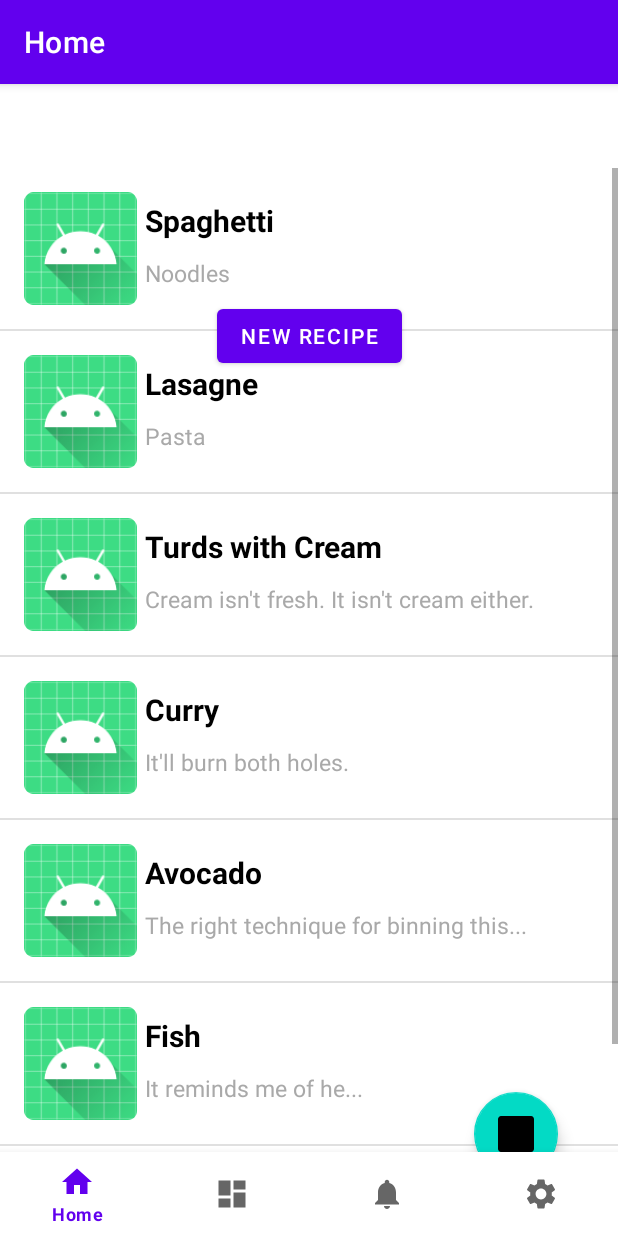
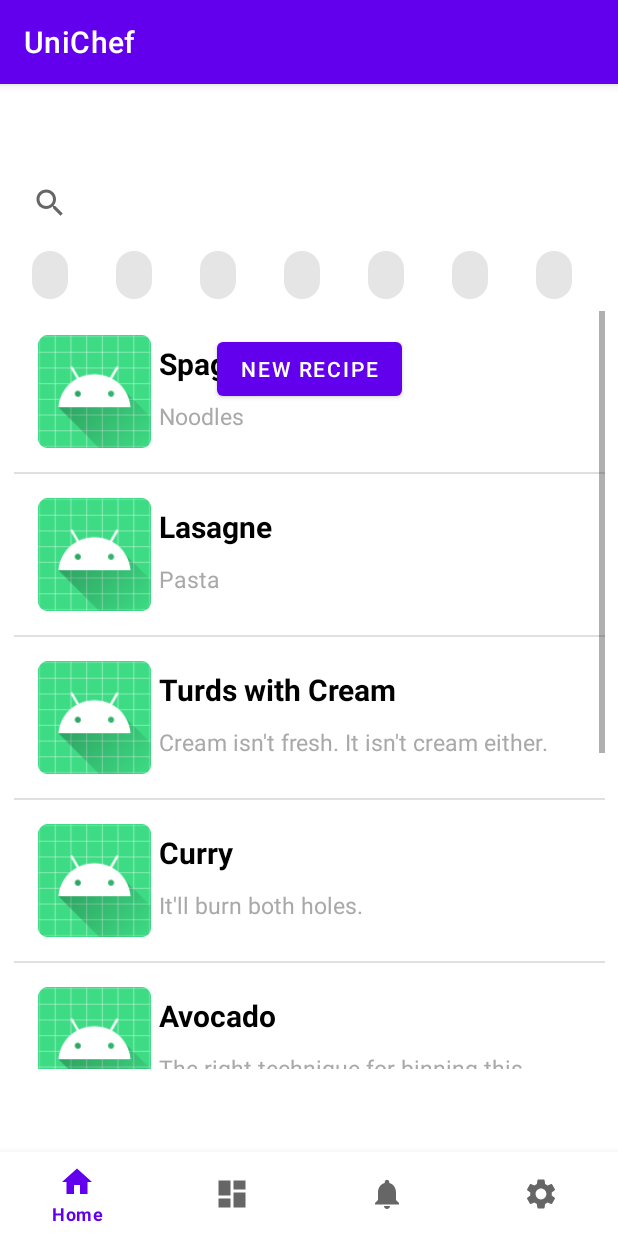
Before and after one commit to ChrisHo02/UniChef, an Android app: the HomeFragment screen opened directly, with no data from a screen before it, on a phone screen of 412 x 824 dp. Run offline under Robolectric (Android 15) with nearby library versions, the phone set to English and light mode, and no system bars; our stand-ins replace navigation-ui; 3 statements that could not run were skipped.

Commit message:
Added Search bar + Chips

```diff
--- a/UniChef/app/build.gradle
+++ b/UniChef/app/build.gradle
@@ -31,15 +31,15 @@
 dependencies {
 
     implementation 'androidx.appcompat:appcompat:1.2.0'
-    implementation 'com.google.android.material:material:1.2.1'
+    implementation 'com.google.android.material:material:1.3.0'
     implementation 'androidx.constraintlayout:constraintlayout:2.0.4'
     implementation 'androidx.vectordrawable:vectordrawable:1.1.0'
     implementation 'androidx.navigation:navigation-fragment:2.3.3'
     implementation 'androidx.navigation:navigation-ui:2.3.3'
-    implementation 'androidx.lifecycle:lifecycle-livedata-ktx:2.2.0'
-    implementation 'androidx.lifecycle:lifecycle-viewmodel-ktx:2.2.0'
+    implementation 'androidx.lifecycle:lifecycle-livedata-ktx:2.3.0'
+    implementation 'androidx.lifecycle:lifecycle-viewmodel-ktx:2.3.0'
     implementation 'androidx.preference:preference:1.1.1'
-    testImplementation 'junit:junit:4.+'
+    testImplementation 'junit:junit:4.13.2'
     androidTestImplementation 'androidx.test.ext:junit:1.1.2'
     androidTestImplementation 'androidx.test.espresso:espresso-core:3.3.0'
 }
--- /dev/null
+++ b/UniChef/app/src/main/java/com/example/unichef/models/Comment.java
@@ -0,0 +1,4 @@
+package com.example.unichef.models;
+
+public class Comment {
+}
--- /dev/null
+++ b/UniChef/app/src/main/java/com/example/unichef/models/Equipment.java
@@ -0,0 +1,4 @@
+package com.example.unichef.models;
+
+public class Equipment {
+}
--- /dev/null
+++ b/UniChef/app/src/main/java/com/example/unichef/models/Ingredient.java
@@ -0,0 +1,4 @@
+package com.example.unichef.models;
+
+public class Ingredient {
+}
--- /dev/null
+++ b/UniChef/app/src/main/java/com/example/unichef/models/Instruction.java
@@ -0,0 +1,4 @@
+package com.example.unichef.models;
+
+public class Instruction {
+}
--- /dev/null
+++ b/UniChef/app/src/main/java/com/example/unichef/models/Recipe.java
@@ -0,0 +1,4 @@
+package com.example.unichef.models;
+
+public class Recipe {
+}
--- /dev/null
+++ b/UniChef/app/src/main/java/com/example/unichef/models/Tag.java
@@ -0,0 +1,4 @@
+package com.example.unichef.models;
+
+public class Tag {
+}
--- /dev/null
+++ b/UniChef/app/src/main/java/com/example/unichef/models/User.java
@@ -0,0 +1,4 @@
+package com.example.unichef.models;
+
+public class User {
+}
--- a/UniChef/app/src/main/java/com/example/unichef/ui/home/HomeFragment.java
+++ b/UniChef/app/src/main/java/com/example/unichef/ui/home/HomeFragment.java
@@ -40,8 +40,6 @@
             }
         });*/
 
-        //listView = root.findViewById(R.id.listView);
-
         listView = root.findViewById(R.id.listView);
         listView.setOnItemClickListener(new AdapterView.OnItemClickListener() {
             @Override
@@ -50,12 +48,11 @@
             }
         });
 
-        MyAdapter adapter  = new MyAdapter(getActivity(), recipeTitle, recipeDescription);
+        MyAdapter adapter = new MyAdapter(getActivity(), recipeTitle, recipeDescription);
         listView.setAdapter(adapter);
 
         return root;
     }
-
 
     class MyAdapter extends ArrayAdapter<String>{
         Context context;
--- a/UniChef/app/src/main/res/layout/activity_main.xml
+++ b/UniChef/app/src/main/res/layout/activity_main.xml
@@ -1,10 +1,8 @@
 <?xml version="1.0" encoding="utf-8"?>
 <androidx.constraintlayout.widget.ConstraintLayout xmlns:android="http://schemas.android.com/apk/res/android"
     xmlns:app="http://schemas.android.com/apk/res-auto"
-    xmlns:tools="http://schemas.android.com/tools"
     android:layout_width="match_parent"
-    android:layout_height="match_parent"
-    android:paddingTop="?attr/actionBarSize">
+    android:layout_height="match_parent">
 
     <com.google.android.material.bottomnavigation.BottomNavigationView
         android:id="@+id/nav_view"
@@ -18,13 +16,13 @@
         app:layout_constraintRight_toRightOf="parent"
         app:menu="@menu/bottom_nav_menu" />
 
-    <fragment
+    <androidx.fragment.app.FragmentContainerView
         android:id="@+id/nav_host_fragment"
         android:name="androidx.navigation.fragment.NavHostFragment"
-        android:layout_width="match_parent"
-        android:layout_height="match_parent"
+        android:layout_width="394dp"
+        android:layout_height="601dp"
         app:defaultNavHost="true"
-        app:layout_constraintBottom_toTopOf="@id/nav_view"
+        app:layout_constraintBottom_toTopOf="@+id/nav_view"
         app:layout_constraintLeft_toLeftOf="parent"
         app:layout_constraintRight_toRightOf="parent"
         app:layout_constraintTop_toTopOf="parent"
--- a/UniChef/app/src/main/res/layout/fragment_dashboard.xml
+++ b/UniChef/app/src/main/res/layout/fragment_dashboard.xml
@@ -17,7 +17,6 @@
         app:layout_constraintBottom_toBottomOf="parent"
         app:layout_constraintEnd_toEndOf="parent"
         app:layout_constraintStart_toStartOf="parent"
-        app:layout_constraintTop_toTopOf="parent"
-        android:gravity="center_horizontal" />
+        app:layout_constraintTop_toTopOf="parent" />
 
 </androidx.constraintlayout.widget.ConstraintLayout>
--- a/UniChef/app/src/main/res/layout/fragment_home.xml
+++ b/UniChef/app/src/main/res/layout/fragment_home.xml
@@ -1,33 +1,92 @@
 <?xml version="1.0" encoding="utf-8"?>
-<LinearLayout
-    xmlns:android="http://schemas.android.com/apk/res/android"
-    xmlns:app="http://schemas.android.com/apk/res-auto"
+<LinearLayout xmlns:android="http://schemas.android.com/apk/res/android"
     xmlns:tools="http://schemas.android.com/tools"
     android:layout_width="match_parent"
     android:layout_height="match_parent"
+    android:orientation="vertical"
     tools:context=".ui.home.HomeFragment">
 
-    <FrameLayout
+    <SearchView
         android:layout_width="match_parent"
-        android:layout_height="match_parent">
+        android:layout_height="wrap_content">
+
+    </SearchView>
+
+    <HorizontalScrollView
+        android:layout_width="match_parent"
+        android:layout_height="wrap_content"
+        android:scrollbars="none">
+
+        <LinearLayout
+            android:layout_width="wrap_content"
+            android:layout_height="match_parent"
+            android:orientation="vertical">
+
+            <com.google.android.material.chip.ChipGroup
+                android:layout_width="match_parent"
+                android:layout_height="wrap_content"
+                android:scrollbars="horizontal">
+
+                <com.google.android.material.chip.Chip
+                    android:id="@+id/chip6"
+                    android:layout_width="wrap_content"
+                    android:layout_height="wrap_content" />
+
+                <com.google.android.material.chip.Chip
+                    android:id="@+id/chip7"
+                    android:layout_width="wrap_content"
+                    android:layout_height="wrap_content" />
+
+                <com.google.android.material.chip.Chip
+                    android:id="@+id/chip8"
+                    android:layout_width="wrap_content"
+                    android:layout_height="wrap_content" />
+
+                <com.google.android.material.chip.Chip
+                    android:id="@+id/chip10"
+                    android:layout_width="wrap_content"
+                    android:layout_height="wrap_content" />
+
+                <com.google.android.material.chip.Chip
+                    android:id="@+id/chip11"
+                    android:layout_width="wrap_content"
+                    android:layout_height="wrap_content" />
+
+                <com.google.android.material.chip.Chip
+                    android:id="@+id/chip9"
+                    android:layout_width="wrap_content"
+                    android:layout_height="wrap_content" />
+
+                <com.google.android.material.chip.Chip
+                    android:id="@+id/chip4"
+                    android:layout_width="wrap_content"
+                    android:layout_height="wrap_content"
+                    tools:text="Vegan" />
+
+                <com.google.android.material.chip.Chip
+                    android:id="@+id/chip5"
+                    android:layout_width="wrap_content"
+                    android:layout_height="wrap_content"
+                    tools:text="MEAT" />
+            </com.google.android.material.chip.ChipGroup>
+        </LinearLayout>
+    </HorizontalScrollView>
+
+    <LinearLayout
+        android:layout_width="match_parent"
+        android:layout_height="match_parent"
+        android:orientation="horizontal">
 
         <ListView
+            android:id="@+id/listView"
             android:layout_width="match_parent"
             android:layout_height="match_parent"
-            android:id="@+id/listView"
 
-            ></ListView>
+            >
 
-        <com.google.android.material.floatingactionbutton.FloatingActionButton
-            android:id="@+id/fab"
-            android:layout_width="wrap_content"
-            android:layout_height="wrap_content"
-            android:layout_gravity="end|bottom"
-            android:src="@mipmap/ic_launcher"
-            android:layout_margin="40dp" />
+        </ListView>
 
-        </FrameLayout>
-
+    </LinearLayout>
 
 
 </LinearLayout>
```
